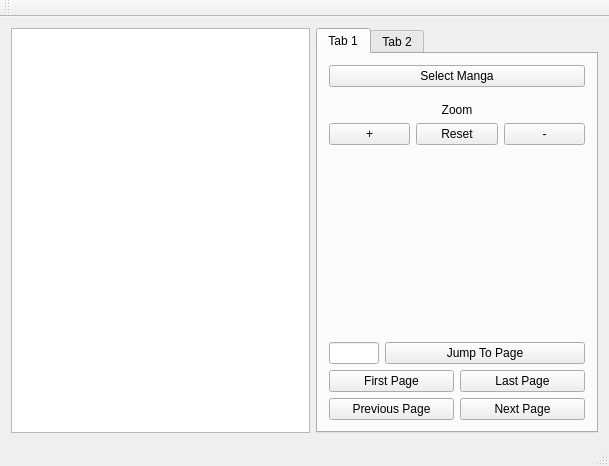
Above: mainwindow.ui from joe-broder15/mango before the change. Below: the same form after it.
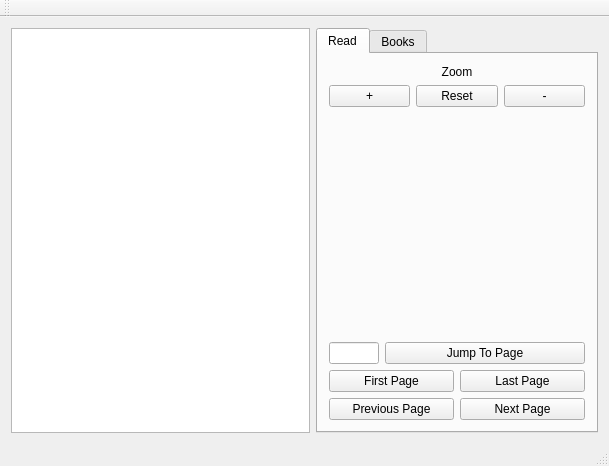
That is the form after the change. The open tabs and pages were chosen to show the change.

Commit message: Added widget for add manga

Diff of the .ui file:
```diff
--- a/mainwindow.ui
+++ b/mainwindow.ui
@@ -38,50 +38,11 @@
       </property>
       <widget class="QWidget" name="tab">
        <attribute name="title">
-        <string>Tab 1</string>
+        <string>Read</string>
        </attribute>
        <layout class="QVBoxLayout" name="verticalLayout_2">
         <item>
          <layout class="QVBoxLayout" name="sideBarLayout">
-          <item>
-           <widget class="QPushButton" name="getMangaButton">
-            <property name="styleSheet">
-             <string notr="true">QPushButton#evilButton {
-    background-color: red;
-    border-style: outset;
-    border-width: 2px;
-    border-radius: 10px;
-    border-color: beige;
-    font: bold 14px;
-    min-width: 10em;
-    padding: 6px;
-}
-QPushButton#evilButton:pressed {
-    background-color: rgb(224, 0, 0);
-    border-style: inset;
-}</string>
-            </property>
-            <property name="text">
-             <string>Select Manga</string>
-            </property>
-           </widget>
-          </item>
-          <item>
-           <spacer name="verticalSpacer_2">
-            <property name="orientation">
-             <enum>Qt::Vertical</enum>
-            </property>
-            <property name="sizeType">
-             <enum>QSizePolicy::Fixed</enum>
-            </property>
-            <property name="sizeHint" stdset="0">
-             <size>
-              <width>20</width>
-              <height>10</height>
-             </size>
-            </property>
-           </spacer>
-          </item>
           <item>
            <widget class="QLabel" name="label">
             <property name="styleSheet">
@@ -215,7 +176,7 @@
       </widget>
       <widget class="QWidget" name="tab_2">
        <attribute name="title">
-        <string>Tab 2</string>
+        <string>Books</string>
        </attribute>
        <layout class="QVBoxLayout" name="verticalLayout">
         <item>
```
Left out of the diff: 25 changed lines with no effect on the pictures. The commit also changes 6 other files.
